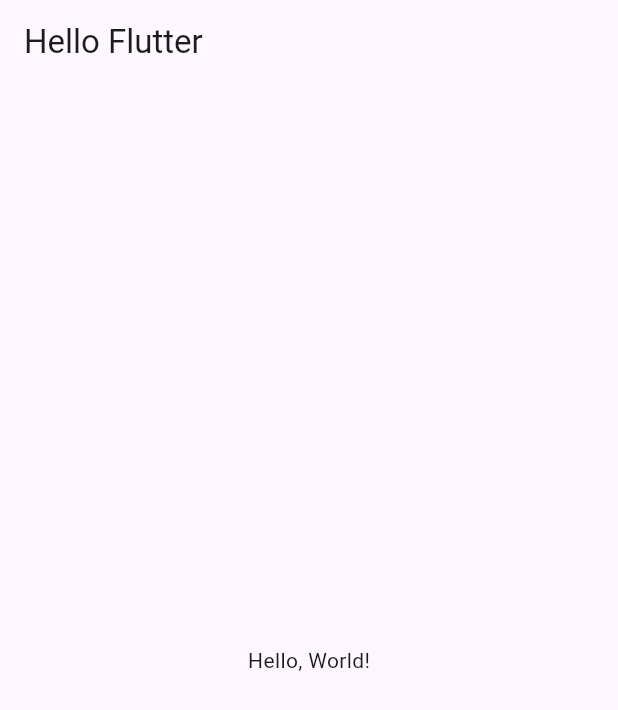
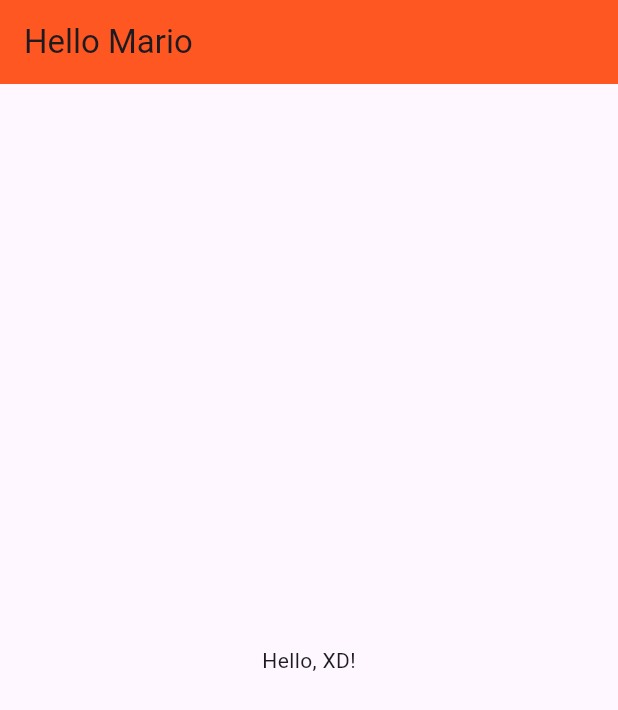
Before and after one commit to MatthewM5293/CSC171-Mobile-App-Dev, a Flutter app: the screen it shows after launch, on a phone screen of 412 x 824 dp. Shown: the top 710 px of the screen. Run offline on Flutter 3.47's test engine with Material 3 defaults, Android fonts, the phone set to English and light mode, and no system bars.

Commit message:
Update main.dart
Changed text in main

```diff
--- a/lib/main.dart
+++ b/lib/main.dart
@@ -5,10 +5,11 @@ void main() {
     MaterialApp(
       home: Scaffold(
         appBar: AppBar(
-          title: Text('Hello Flutter'),
+          title: const Text('Hello Mario'),
+          backgroundColor: Colors.deepOrange,
         ),
-        body: Center(
-          child: Text('Hello, World!'),
+        body: const Center(
+          child: Text('Hello, XD!'),
         ),
       ),
     ),
```
